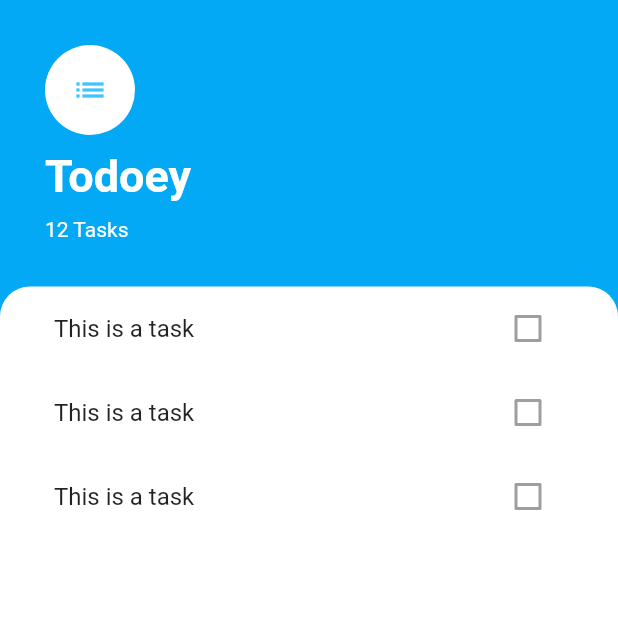
After one commit to jimingoal/todoey_flutter, a Flutter app: the screen it shows after launch, on a phone screen of 412 x 824 dp, the top half of it. The commit adds this screen. Run offline on Flutter 3.47's test engine with Material 2 defaults, Android fonts, the phone set to English and light mode, and no system bars.

Commit message:
TaskList, ListTile 위젯 클래스 모듈화

```diff
--- /dev/null
+++ b/lib/widgets/task_list.dart
@@ -0,0 +1,15 @@
+import 'package:flutter/material.dart';
+import 'package:todoeyflutter/widgets/task_tile.dart';
+
+class TasksList extends StatelessWidget {
+  @override
+  Widget build(BuildContext context) {
+    return ListView(
+      children: [
+        TaskTile(),
+        TaskTile(),
+        TaskTile(),
+      ],
+    );
+  }
+}
--- /dev/null
+++ b/lib/widgets/task_tile.dart
@@ -0,0 +1,11 @@
+import 'package:flutter/material.dart';
+
+class TaskTile extends StatelessWidget {
+  @override
+  Widget build(BuildContext context) {
+    return ListTile(
+      title: Text('This is a task'),
+      trailing: Checkbox(value: false, onChanged: null),
+    );
+  }
+}
```
Also changed, not shown: lib/screens/tasks_screen.dart (+2 -16 lines), pubspec.lock.
